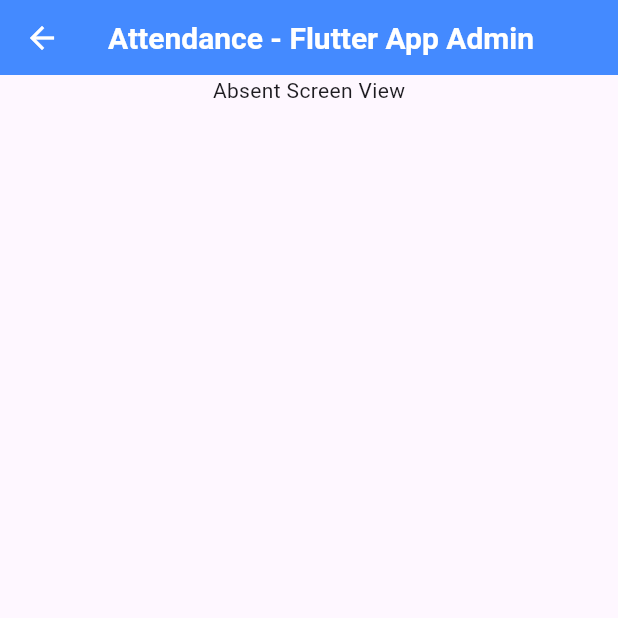
After one commit to Fahrisaputra7799/absen-simple, a Flutter app: the screen it shows after launch, after a tap on "Attendance Record", on a phone screen of 412 x 824 dp, the top half of it. The commit adds this screen. Run offline on Flutter 3.47's test engine with Material 3 defaults, Android fonts, the phone set to English and light mode, and no system bars; our stand-ins replace firebase_core; accounts and stored records are empty.

Commit message:
Home screen OnTap

```diff
--- /dev/null
+++ b/lib/ui/absent_screen.dart
@@ -0,0 +1,44 @@
+import 'package:flutter/material.dart';
+
+class AbsentScreen extends StatelessWidget {
+  const AbsentScreen({super.key});
+
+  @override
+  Widget build(BuildContext context) {
+    return Scaffold(
+      body: Column(
+        children: [
+          // Header
+          SizedBox(
+            height: 50,
+            child: Scaffold(
+              appBar: AppBar(
+                backgroundColor: Colors.blueAccent,
+                iconTheme: const IconThemeData(color: Colors.white),
+                centerTitle: true,
+                title: const Text(
+                  "Attendance - Flutter App Admin",
+                  style: TextStyle(
+                      fontSize: 20,
+                      fontWeight: FontWeight.bold,
+                      color: Colors.white),
+                ),
+              ),
+            ),
+          ),
+
+          // Content
+          Expanded(
+            child: Column(
+              children: [
+                Expanded(
+                  child: Text('Absent Screen View'),
+                ),
+              ],
+            ),
+          ),
+        ],
+      ),
+    );
+  }
+}
--- a/lib/ui/home_screen.dart
+++ b/lib/ui/home_screen.dart
@@ -1,3 +1,6 @@
+import 'package:absen_simple/ui/absent_screen.dart';
+import 'package:absen_simple/ui/attend_screen.dart';
+import 'package:absen_simple/ui/attendance_history_screen.dart';
 import 'package:flutter/material.dart';
 
 class HomeScreen extends StatelessWidget {
@@ -34,6 +37,16 @@
                 Expanded(
                   // efect when click
                   child: InkWell(
+                    highlightColor: Colors.transparent,
+                    splashColor: Colors.transparent,
+                    onTap: () {
+                      Navigator.push(
+                        context,
+                        MaterialPageRoute(
+                          builder: (context) => AbsentScreen(),
+                        ),
+                      );
+                    },
                     child: const Column(
                       mainAxisAlignment: MainAxisAlignment.center,
                       children: [
@@ -55,6 +68,14 @@
                 ),
                 Expanded(
                   child: InkWell(
+                    highlightColor: Colors.transparent,
+                    splashColor: Colors.transparent,
+                    onTap: () {
+                      Navigator.push(
+                          context,
+                          MaterialPageRoute(
+                              builder: (context) => const AttendScreen()));
+                    },
                     child: const Column(
                       mainAxisAlignment: MainAxisAlignment.center,
                       children: [
@@ -76,6 +97,16 @@
                 ),
                 Expanded(
                   child: InkWell(
+                    highlightColor: Colors.transparent,
+                    splashColor: Colors.transparent,
+                    onTap: () {
+                      Navigator.push(
+                        context,
+                        MaterialPageRoute(
+                          builder: (context) => const AttendanceHistoryScreen(),
+                        ),
+                      );
+                    },
                     child: const Column(
                       mainAxisAlignment: MainAxisAlignment.center,
                       children: [
```
Also changed, not shown: lib/ui/attend_screen.dart (added, +44 -0 lines), lib/ui/attendance_history_screen.dart (added, +44 -0 lines).
